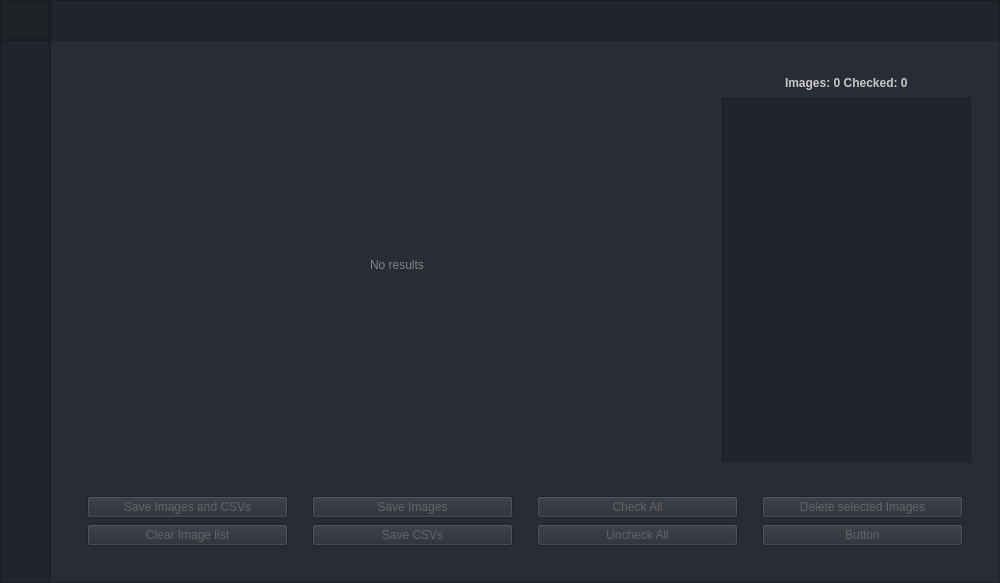
The window that UI/ui_main.ui (Mohamab29/FracSegment) describes before a commit, drawn with Qt 5.
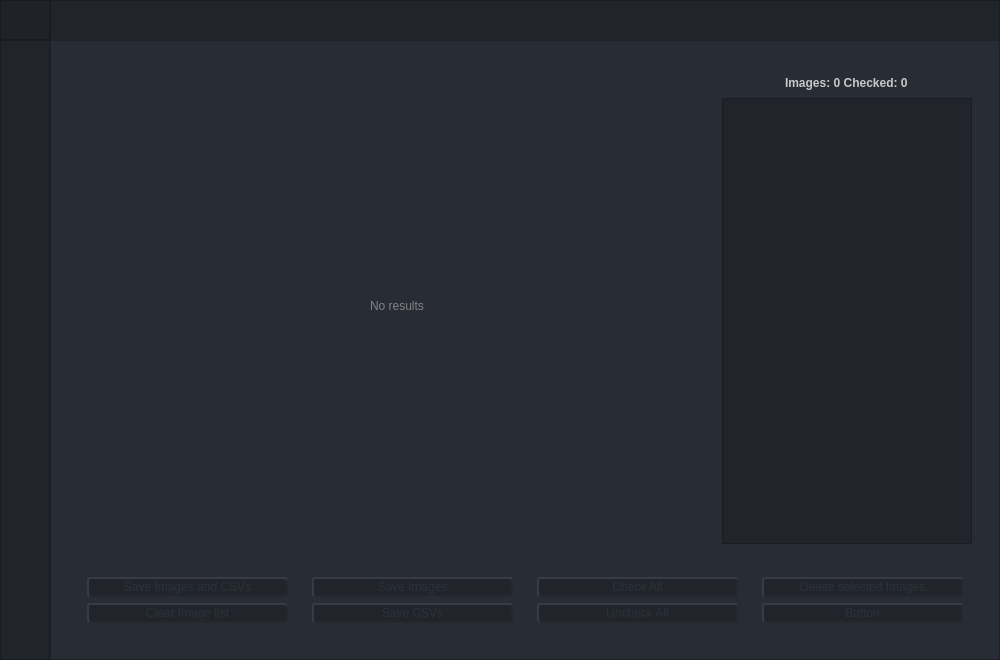
The same window after the commit. The open tabs and pages were chosen to show the change. Icons and pictures are not drawn.

Diff of the .ui file:
```diff
--- a/UI/ui_main.ui
+++ b/UI/ui_main.ui
@@ -7,7 +7,7 @@
     <x>0</x>
     <y>0</y>
     <width>1000</width>
-    <height>583</height>
+    <height>660</height>
    </rect>
   </property>
   <property name="minimumSize">
@@ -977,7 +977,13 @@
                        <string notr="true">background-color: rgb(33, 37, 43);</string>
                       </property>
                       <property name="frameShape">
-                       <enum>QFrame::Panel</enum>
+                       <enum>QFrame::StyledPanel</enum>
+                      </property>
+                      <property name="frameShadow">
+                       <enum>QFrame::Plain</enum>
+                      </property>
+                      <property name="lineWidth">
+                       <number>2</number>
                       </property>
                      </widget>
                     </item>
@@ -1016,12 +1022,21 @@
                       <property name="enabled">
                        <bool>false</bool>
                       </property>
+                      <property name="minimumSize">
+                       <size>
+                        <width>0</width>
+                        <height>20</height>
+                       </size>
+                      </property>
                       <property name="cursor">
                        <cursorShape>PointingHandCursor</cursorShape>
                       </property>
                       <property name="styleSheet">
                        <string notr="true">QPushButton {
-	color: rgb(100, 100, 100);
+	color: rgb(43, 49, 56);
+    background-color: rgb(33, 37, 43);
+	border: 2px outset rgb(37, 40, 45);
+	border-radius: 3px;
 }
 QPushButton:hover {
 	color: rgb(85, 170, 255);
@@ -1037,12 +1052,21 @@
                       <property name="enabled">
                        <bool>false</bool>
                       </property>
+                      <property name="minimumSize">
+                       <size>
+                        <width>0</width>
+                        <height>20</height>
+                       </size>
+                      </property>
                       <property name="cursor">
                        <cursorShape>PointingHandCursor</cursorShape>
                       </property>
                       <property name="styleSheet">
                        <string notr="true">QPushButton {
-	color: rgb(100, 100, 100);
+	color: rgb(43, 49, 56);
+    background-color: rgb(33, 37, 43);
+	border: 2px outset rgb(37, 40, 45);
+	border-radius: 3px;
 }
 QPushButton:hover {
 	color: rgb(85, 170, 255);
@@ -1070,12 +1094,21 @@
                       <property name="enabled">
                        <bool>false</bool>
                       </property>
+                      <property name="minimumSize">
+                       <size>
+                        <width>0</width>
+                        <height>20</height>
+                       </size>
+                      </property>
                       <property name="cursor">
                        <cursorShape>PointingHandCursor</cursorShape>
                       </property>
                       <property name="styleSheet">
                        <string notr="true">QPushButton {
-	color: rgb(100, 100, 100);
+	color: rgb(43, 49, 56);
+    background-color: rgb(33, 37, 43);
+	border: 2px outset rgb(37, 40, 45);
+	border-radius: 3px;
 }
 QPushButton:hover {
 	color: rgb(85, 170, 255);
@@ -1091,12 +1124,21 @@
                       <property name="enabled">
                        <bool>false</bool>
                       </property>
+                      <property name="minimumSize">
+                       <size>
+                        <width>0</width>
+                        <height>20</height>
+                       </size>
+                      </property>
                       <property name="cursor">
                        <cursorShape>PointingHandCursor</cursorShape>
                       </property>
                       <property name="styleSheet">
                        <string notr="true">QPushButton {
-	color: rgb(100, 100, 100);
+	color: rgb(43, 49, 56);
+    background-color: rgb(33, 37, 43);
+	border: 2px outset rgb(37, 40, 45);
+	border-radius: 3px;
 }
 QPushButton:hover {
 	color: rgb(85, 170, 255);
@@ -1124,12 +1166,21 @@
                       <property name="enabled">
                        <bool>false</bool>
                       </property>
+                      <property name="minimumSize">
+                       <size>
+                        <width>0</width>
+                        <height>20</height>
+                       </size>
+                      </property>
                       <property name="cursor">
                        <cursorShape>PointingHandCursor</cursorShape>
                       </property>
                       <property name="styleSheet">
                        <string notr="true">QPushButton {
-	color: rgb(100, 100, 100);
+	color: rgb(43, 49, 56);
+    background-color: rgb(33, 37, 43);
+	border: 2px outset rgb(37, 40, 45);
+	border-radius: 3px;
 }
 QPushButton:hover {
 	color: rgb(85, 170, 255);
@@ -1145,12 +1196,21 @@
                       <property name="enabled">
                        <bool>false</bool>
                       </property>
+                      <property name="minimumSize">
+                       <size>
+                        <width>0</width>
+                        <height>20</height>
+                       </size>
+                      </property>
                       <property name="cursor">
                        <cursorShape>PointingHandCursor</cursorShape>
                       </property>
                       <property name="styleSheet">
                        <string notr="true">QPushButton {
-	color: rgb(100, 100, 100);
+	color: rgb(43, 49, 56);
+    background-color: rgb(33, 37, 43);
+	border: 2px outset rgb(37, 40, 45);
+	border-radius: 3px;
 }
 QPushButton:hover {
 	color: rgb(85, 170, 255);
@@ -1178,12 +1238,21 @@
                       <property name="enabled">
                        <bool>false</bool>
                       </property>
+                      <property name="minimumSize">
+                       <size>
+                        <width>0</width>
+                        <height>20</height>
+                       </size>
+                      </property>
                       <property name="cursor">
                        <cursorShape>PointingHandCursor</cursorShape>
                       </property>
                       <property name="styleSheet">
                        <string notr="true">QPushButton {
-	color: rgb(100, 100, 100);
+	color: rgb(43, 49, 56);
+    background-color: rgb(33, 37, 43);
+	border: 2px outset rgb(37, 40, 45);
+	border-radius: 3px;
 }
 QPushButton:hover {
 	color: rgb(85, 170, 255);
@@ -1199,12 +1268,21 @@
                       <property name="enabled">
                        <bool>false</bool>
                       </property>
+                      <property name="minimumSize">
+                       <size>
+                        <width>0</width>
+                        <height>20</height>
+                       </size>
+                      </property>
                       <property name="cursor">
                        <cursorShape>PointingHandCursor</cursorShape>
                       </property>
                       <property name="styleSheet">
                        <string notr="true">QPushButton {
-	color: rgb(100, 100, 100);
+	color: rgb(43, 49, 56);
+    background-color: rgb(33, 37, 43);
+	border: 2px outset rgb(37, 40, 45);
+	border-radius: 3px;
 }
 QPushButton:hover {
 	color: rgb(85, 170, 255);
```
Left out of the diff: 134 changed lines with no effect on the pictures.
